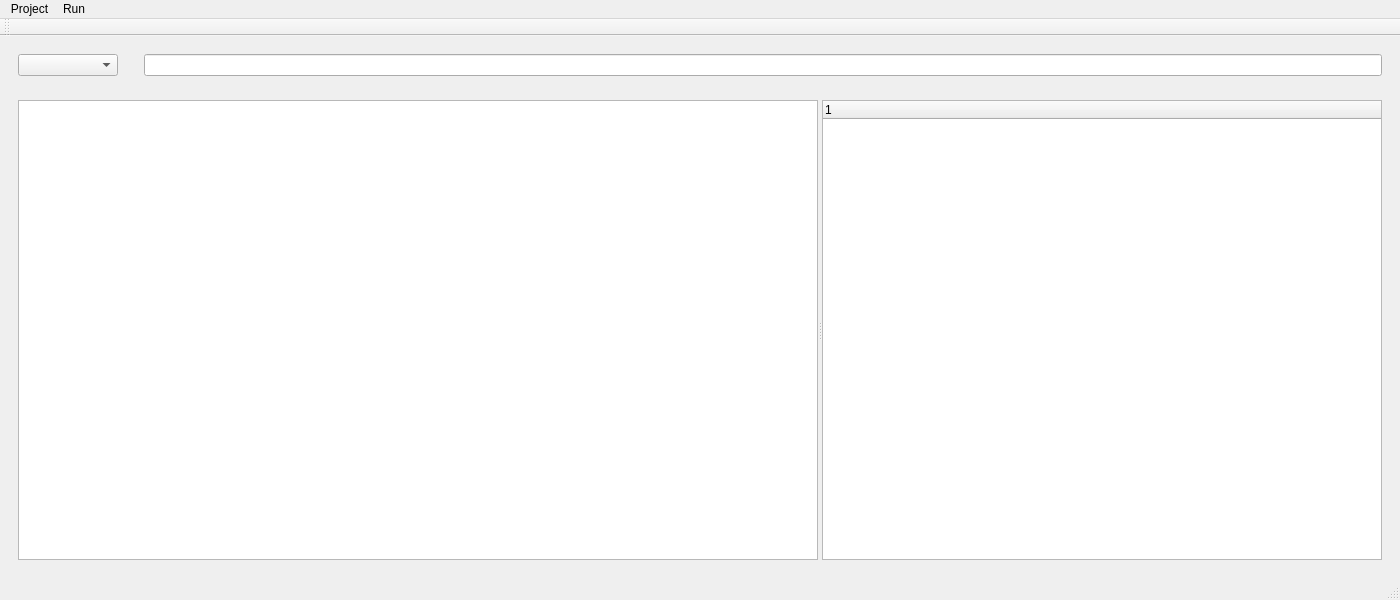
First picture: the form in Sniffer/mainwindow.ui, repository JJuny312/Sniffer2, before the edit.
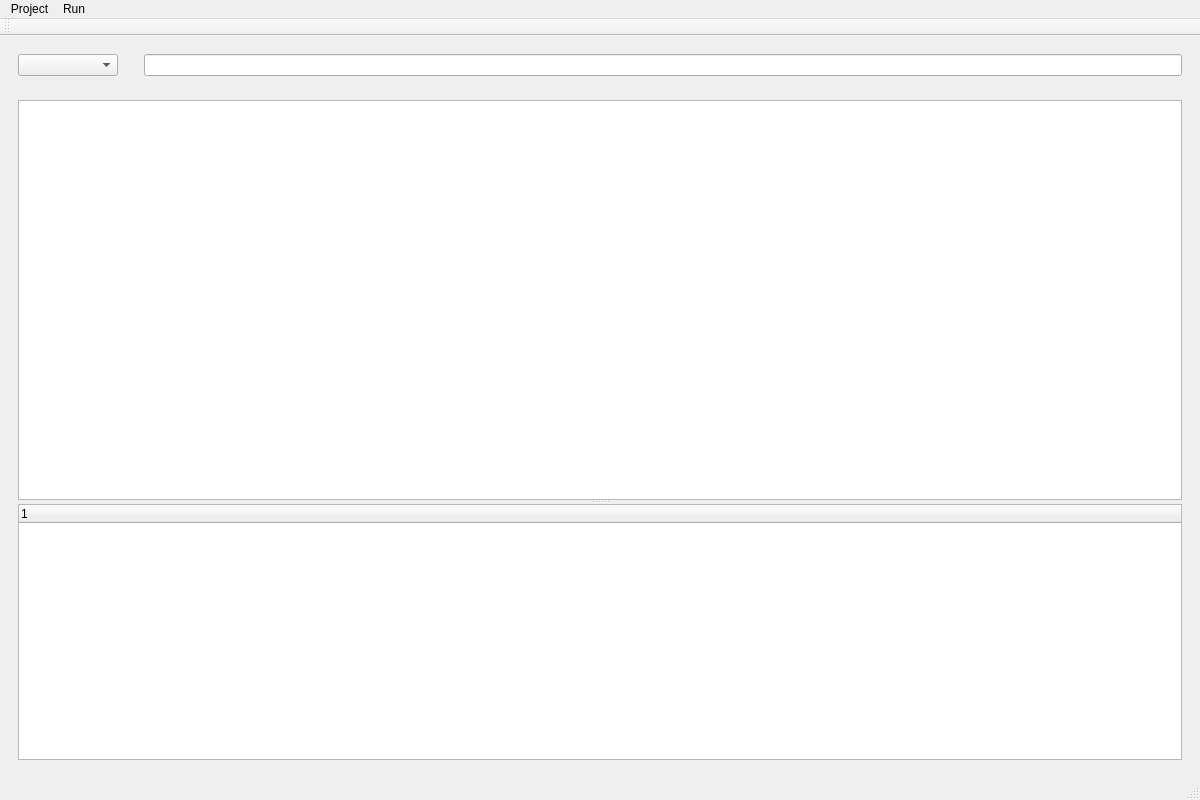
Second picture: the form after the edit. Icons and pictures are not drawn.

The edit to the form file:
```diff
--- a/Sniffer/mainwindow.ui
+++ b/Sniffer/mainwindow.ui
@@ -6,8 +6,8 @@
    <rect>
     <x>0</x>
     <y>0</y>
-    <width>1400</width>
-    <height>600</height>
+    <width>1200</width>
+    <height>800</height>
    </rect>
   </property>
   <property name="windowTitle">
@@ -64,11 +64,11 @@
     </item>
     <item>
      <widget class="QWidget" name="widget_2" native="true">
-      <layout class="QHBoxLayout" name="horizontalLayout_2">
+      <layout class="QVBoxLayout" name="verticalLayout_2">
        <item>
         <widget class="QSplitter" name="splitter">
          <property name="orientation">
-          <enum>Qt::Horizontal</enum>
+          <enum>Qt::Vertical</enum>
          </property>
          <widget class="QTableWidget" name="tableWidget">
           <property name="enabled">
@@ -82,8 +82,8 @@
           </property>
           <property name="minimumSize">
            <size>
-            <width>800</width>
-            <height>0</height>
+            <width>0</width>
+            <height>400</height>
            </size>
           </property>
          </widget>
@@ -115,7 +115,7 @@
     <rect>
      <x>0</x>
      <y>0</y>
-     <width>1400</width>
+     <width>1200</width>
      <height>17</height>
     </rect>
    </property>
```
